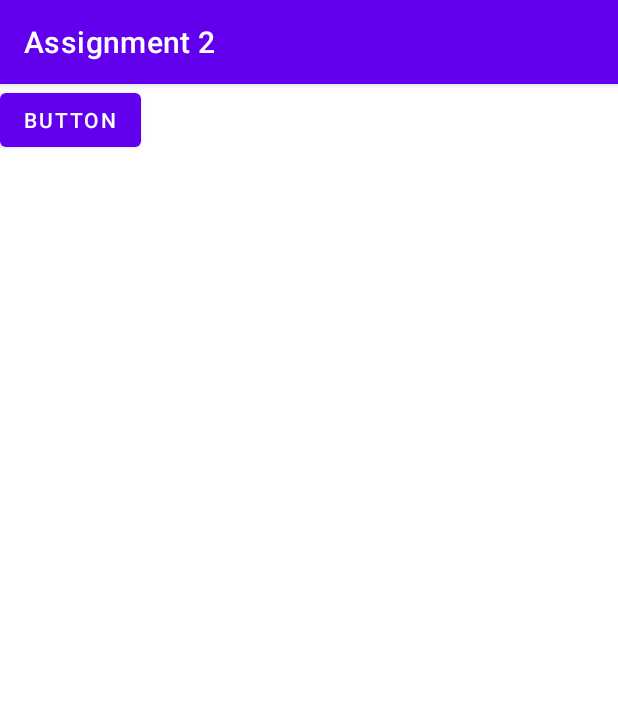
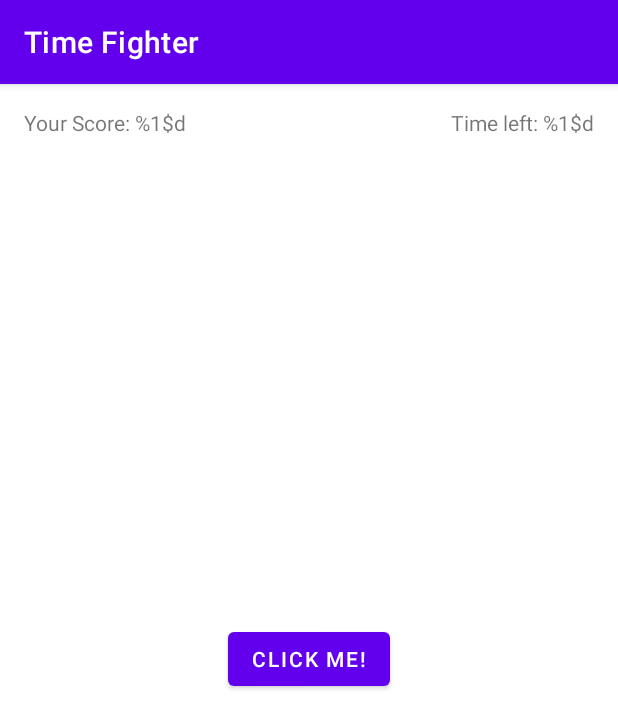
Before and after one commit to FujisakiSakiasahi/Android_Assignment_2, an Android app: the screen it shows after launch (MainActivity), on a phone screen of 412 x 824 dp. Shown: the top 728 px of the screen. Run offline under Robolectric (Android 15) with nearby library versions, the phone set to English and light mode, and no system bars.

Commit message:
added and constrained score, time and click button.

```diff
--- a/app/src/main/res/layout/activity_main.xml
+++ b/app/src/main/res/layout/activity_main.xml
@@ -10,7 +10,30 @@
         android:id="@+id/button_click"
         android:layout_width="wrap_content"
         android:layout_height="wrap_content"
-        android:text="Button"
-        tools:layout_editor_absoluteX="134dp"
-        tools:layout_editor_absoluteY="164dp" />
+        android:text="@string/button_click"
+        app:layout_constraintBottom_toBottomOf="parent"
+        app:layout_constraintEnd_toEndOf="parent"
+        app:layout_constraintStart_toStartOf="parent"
+        app:layout_constraintTop_toTopOf="parent"
+        app:layout_constraintVertical_bias="0.499" />
+
+    <TextView
+        android:id="@+id/text_score"
+        android:layout_width="wrap_content"
+        android:layout_height="wrap_content"
+        android:layout_marginStart="16dp"
+        android:layout_marginTop="16dp"
+        android:text="@string/score"
+        app:layout_constraintStart_toStartOf="parent"
+        app:layout_constraintTop_toTopOf="parent" />
+
+    <TextView
+        android:id="@+id/text_time"
+        android:layout_width="wrap_content"
+        android:layout_height="wrap_content"
+        android:layout_marginTop="16dp"
+        android:layout_marginEnd="16dp"
+        android:text="@string/time_left"
+        app:layout_constraintEnd_toEndOf="parent"
+        app:layout_constraintTop_toTopOf="parent" />
 </androidx.constraintlayout.widget.ConstraintLayout>
--- a/app/src/main/res/values/strings.xml
+++ b/app/src/main/res/values/strings.xml
@@ -1,3 +1,8 @@
 <resources>
-    <string name="app_name">Assignment 2</string>
+    <string name="app_name">Time Fighter</string>
+
+    <string name="button_click">Click Me!</string>
+    <string name="score">Your Score: %1$d</string>
+    <string name="time_left">Time left: %1$d</string>
+
 </resources>
```
